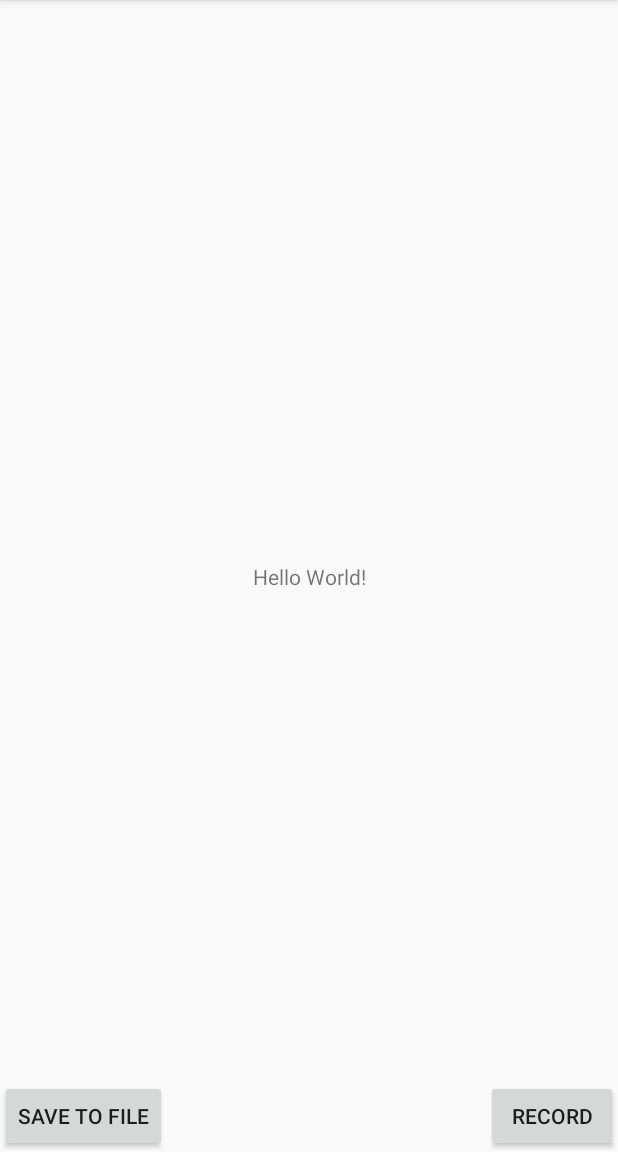
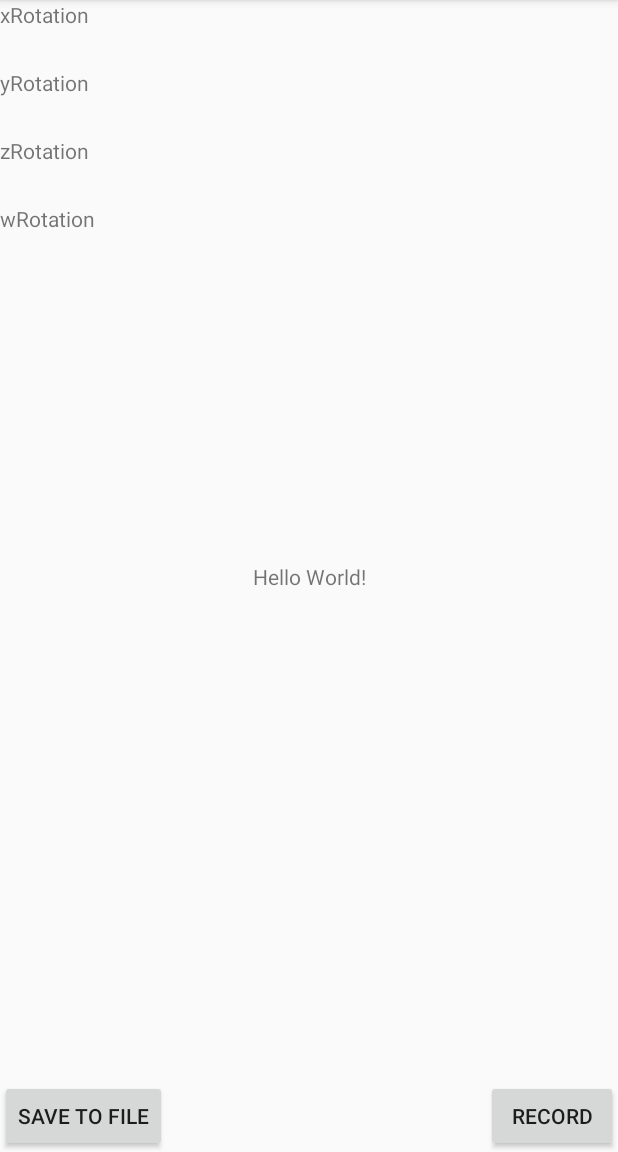
Before and after one commit to Almightyquad/RotationVectorCapture, an Android app: the screen it shows after launch (MainActivity), on a phone screen of 412 x 824 dp, the part 84-1236 px from its top. Run offline under Robolectric (Android 15) with nearby library versions, the phone set to English and light mode, and no system bars.

```diff
--- a/app/src/main/res/layout/activity_main.xml
+++ b/app/src/main/res/layout/activity_main.xml
@@ -33,4 +33,41 @@
         app:layout_constraintLeft_toLeftOf="parent" />
 
 
+    <TextView
+        android:id="@+id/xRotation"
+        android:layout_width="wrap_content"
+        android:layout_height="45dp"
+        android:ems="10"
+        android:text="@string/x"
+        app:layout_constraintLeft_toLeftOf="parent"
+        app:layout_constraintRight_toRightOf="parent"
+        app:layout_constraintHorizontal_bias="0"
+
+        />
+
+    <TextView
+        android:id="@+id/yRotation"
+        android:layout_width="wrap_content"
+        android:layout_height="45dp"
+        android:ems="10"
+        android:text="@string/y"
+        app:layout_constraintTop_toBottomOf="@+id/xRotation"/>
+
+    <TextView
+        android:id="@+id/zRotation"
+        android:layout_width="wrap_content"
+        android:layout_height="45dp"
+        android:ems="10"
+        android:text="@string/z"
+        app:layout_constraintTop_toBottomOf="@+id/yRotation"/>
+
+    <TextView
+        android:id="@+id/wRotation"
+        android:layout_width="wrap_content"
+        android:layout_height="45dp"
+        android:ems="10"
+        android:text="@string/w"
+        app:layout_constraintTop_toBottomOf="@+id/zRotation"/>
+
+
 </android.support.constraint.ConstraintLayout>
--- a/app/src/main/res/values/strings.xml
+++ b/app/src/main/res/values/strings.xml
@@ -1,3 +1,7 @@
 <resources>
     <string name="app_name">RotationVectorMoCap</string>
+    <string name="x">xRotation</string>
+    <string name="y">yRotation</string>
+    <string name="z">zRotation</string>
+    <string name="w">wRotation</string>
 </resources>
```
Also changed, not shown: app/src/main/java/quad/rotationvectormocap/MainActivity.java (+25 -13 lines).
